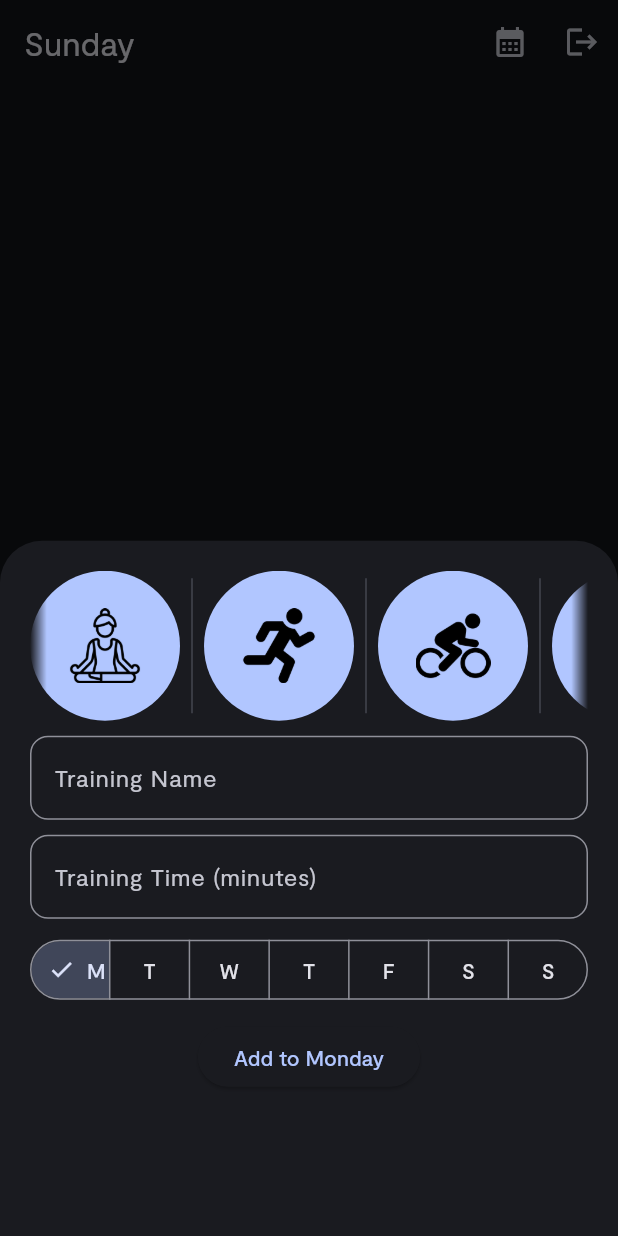
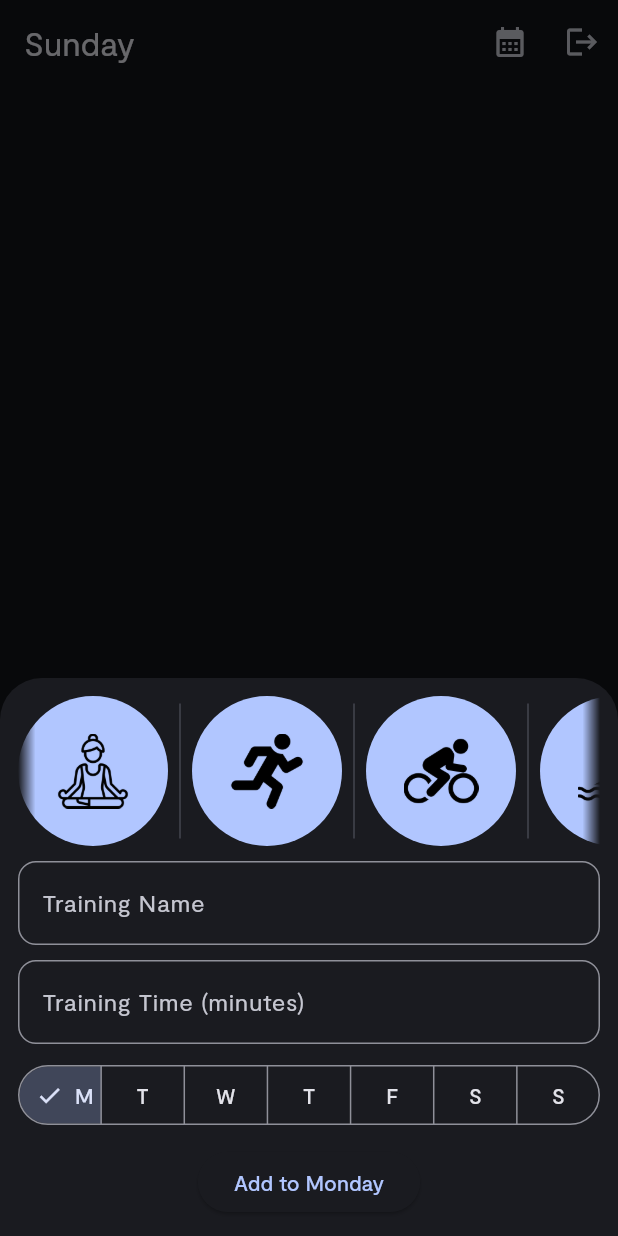
Before and after one commit to NurettinSelim/fitness-app, a Flutter app: the ExercisesPage screen opened by its route, after a tap on "Add Training", on a phone screen of 412 x 824 dp. Run offline on Flutter 3.47's test engine with Material 2 defaults, Android fonts, the phone set to English and light mode, and no system bars; our stand-ins replace email_validator, firebase_auth, firebase_core, flutter_riverpod, flutter_svg, go_router and 3 more; accounts and stored records are empty.

Commit message:
fix: when keyboard open bottomSheet moves up

```diff
--- a/lib/core/ui/add_exercise_popup.dart
+++ b/lib/core/ui/add_exercise_popup.dart
@@ -14,8 +14,9 @@ class AddExercisePopup extends ConsumerWidget {
   @override
   Widget build(BuildContext context, WidgetRef ref) {
     return Padding(
-      padding: const EdgeInsets.all(20),
+      padding: MediaQuery.of(context).viewInsets.add(const EdgeInsets.all(12)),
       child: Column(
+        mainAxisSize: MainAxisSize.min,
         crossAxisAlignment: CrossAxisAlignment.center,
         children: [
           const ExerciseTypeSlider(),
--- a/lib/pages/exercises_page.dart
+++ b/lib/pages/exercises_page.dart
@@ -39,6 +39,7 @@ class ExercisesPage extends StatelessWidget {
       floatingActionButton: FloatingActionButton.extended(
         onPressed: () async {
           showModalBottomSheet(
+            isScrollControlled: true,
             context: context,
             builder: (context) => AddExercisePopup(weekdayNum: weekdayNum),
           );
```
